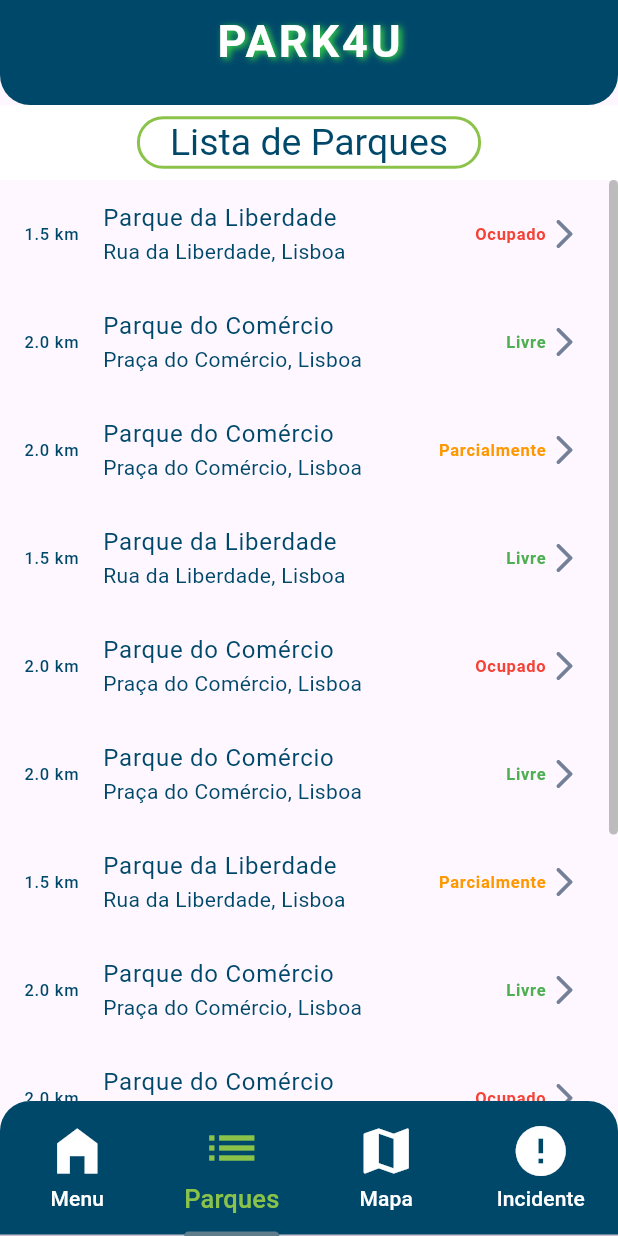
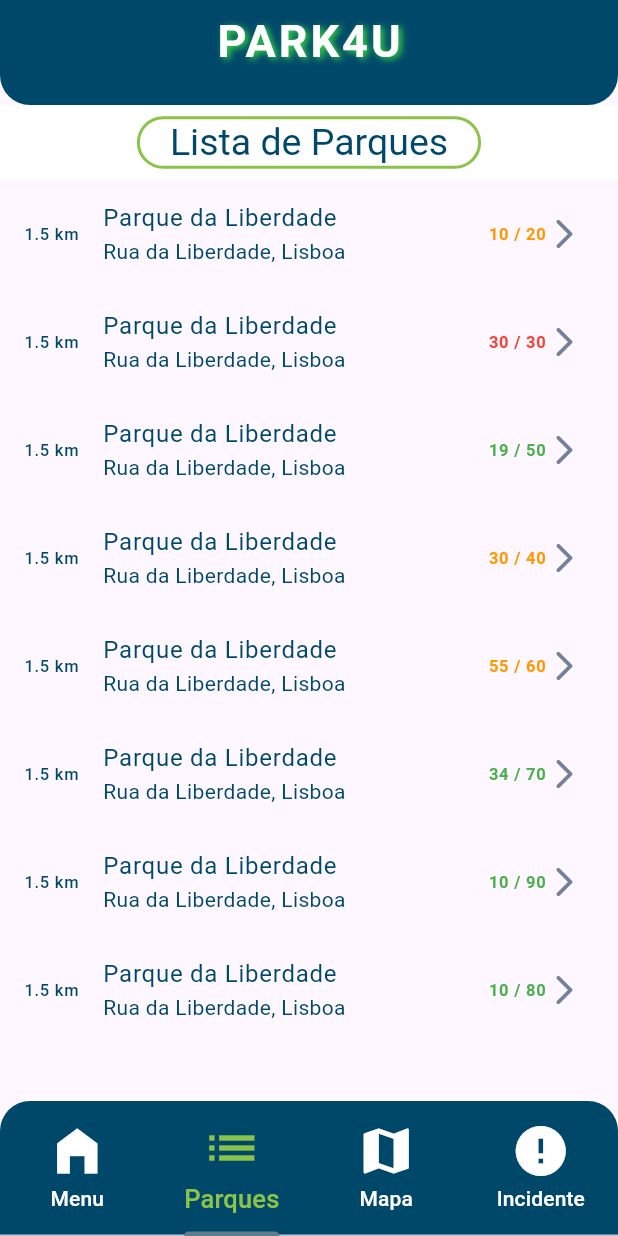
Before and after one commit to Tomfibacarrico03/app_estacionamento_22104735_22107603, a Flutter app: the screen it shows after launch, item 2 of the bottom bar chosen, on a phone screen of 412 x 824 dp. Run offline on Flutter 3.47's test engine with Material 3 defaults, Android fonts, the light colour scheme and no system bars; Roboto replaces fonts that are missing (Arial).

Commit message:
Alteração do max e min ocupacao e inicio de registo de incidentes

```diff
--- a/lib/detalhes.dart
+++ b/lib/detalhes.dart
@@ -161,7 +161,7 @@
                         fontWeight: FontWeight.bold),
                   ),
                   Text(
-                    parque.ocupado,
+                    parque.getOcupacao(),
                     style: const TextStyle(
                         color: Color(0xff696969),
                         fontSize: 16,
@@ -196,7 +196,7 @@
                     // Outras personalizações podem ser aplicadas aqui
                   ),
                   onPressed: () {
-                    Navigator.push(context, MaterialPageRoute(builder: (context)=>const Incidentes()),);
+                    Navigator.push(context, MaterialPageRoute(builder: (context)=>const RegistarIncidentes()),);
                   },
                   child: const Text('Registrar Incidente',style: TextStyle(color: Color(0xFFFFFFFF),fontWeight: FontWeight.w600),),
                 ),
--- a/lib/globals.dart
+++ b/lib/globals.dart
@@ -2,16 +2,12 @@
 import 'classes/estacionamento.dart';
 
 final List<Estacionamento> listaDeParques = [
-  Estacionamento(nome: 'Parque da Liberdade', endereco: 'Rua da Liberdade, Lisboa', ocupado: 'Ocupado', distancia: 1.5, urlImagem: 'https://source.unsplash.com/random/1900x900/?parking', tipo: '', preco: 0.0),
-  Estacionamento(nome: 'Parque do Comércio', endereco: 'Praça do Comércio, Lisboa', ocupado: 'Livre', distancia: 2.0, urlImagem: 'https://source.unsplash.com/random/1900x900/?parking', tipo: '', preco: 0.0),
-  Estacionamento(nome: 'Parque do Comércio', endereco: 'Praça do Comércio, Lisboa', ocupado: 'Parcialmente', distancia: 2.0, urlImagem: 'https://source.unsplash.com/random/1900x900/?parking', tipo: '', preco: 0.0),
-  Estacionamento(nome: 'Parque da Liberdade', endereco: 'Rua da Liberdade, Lisboa', ocupado: 'Livre', distancia: 1.5, urlImagem: 'https://source.unsplash.com/random/1900x900/?parking', tipo: '', preco: 0.0),
-  Estacionamento(nome: 'Parque do Comércio', endereco: 'Praça do Comércio, Lisboa', ocupado: 'Ocupado', distancia: 2.0, urlImagem: 'https://source.unsplash.com/random/1900x900/?parking', tipo: '', preco: 0.0),
-  Estacionamento(nome: 'Parque do Comércio', endereco: 'Praça do Comércio, Lisboa', ocupado: 'Livre', distancia: 2.0, urlImagem: 'https://source.unsplash.com/random/1900x900/?parking', tipo: '', preco: 0.0),
-  Estacionamento(nome: 'Parque da Liberdade', endereco: 'Rua da Liberdade, Lisboa', ocupado: 'Parcialmente', distancia: 1.5, urlImagem: 'https://source.unsplash.com/random/1900x900/?parking', tipo: '', preco: 0.0),
-  Estacionamento(nome: 'Parque do Comércio', endereco: 'Praça do Comércio, Lisboa', ocupado: 'Livre', distancia: 2.0, urlImagem: 'https://source.unsplash.com/random/1900x900/?parking', tipo: '', preco: 0.0),
-  Estacionamento(nome: 'Parque do Comércio', endereco: 'Praça do Comércio, Lisboa', ocupado: 'Ocupado', distancia: 2.0, urlImagem: 'https://source.unsplash.com/random/1900x900/?parking', tipo: '', preco: 0.0),
-  Estacionamento(nome: 'Parque da Liberdade', endereco: 'Rua da Liberdade, Lisboa', ocupado: 'Parcialmente', distancia: 1.5, urlImagem: 'https://source.unsplash.com/random/1900x900/?parking', tipo: '', preco: 0.0),
-  Estacionamento(nome: 'Parque do Comércio', endereco: 'Praça do Comércio, Lisboa', ocupado: 'Ocupado', distancia: 2.0, urlImagem: 'https://source.unsplash.com/random/1900x900/?parking', tipo: '', preco: 0.0),
-  Estacionamento(nome: 'Parque do Comércio', endereco: 'Praça do Comércio, Lisboa', ocupado: 'Parcialmente', distancia: 2.0, urlImagem: 'https://source.unsplash.com/random/1900x900/?parking', tipo: '', preco: 0.0),
+  Estacionamento(nome: 'Parque da Liberdade', endereco: 'Rua da Liberdade, Lisboa', maximoOcupacao: 20,atualOcupacao: 10, distancia: 1.5, urlImagem: 'https://source.unsplash.com/random/1900x900/?parking', tipo: 'Superficial', preco: 0.0),
+  Estacionamento(nome: 'Parque da Liberdade', endereco: 'Rua da Liberdade, Lisboa', maximoOcupacao: 30,atualOcupacao: 30, distancia: 1.5, urlImagem: 'https://source.unsplash.com/random/1900x900/?parking', tipo: 'Coberto', preco: 0.0),
+  Estacionamento(nome: 'Parque da Liberdade', endereco: 'Rua da Liberdade, Lisboa', maximoOcupacao: 50,atualOcupacao: 19, distancia: 1.5, urlImagem: 'https://source.unsplash.com/random/1900x900/?parking', tipo: 'Coberto', preco: 0.0),
+  Estacionamento(nome: 'Parque da Liberdade', endereco: 'Rua da Liberdade, Lisboa', maximoOcupacao: 40,atualOcupacao: 30, distancia: 1.5, urlImagem: 'https://source.unsplash.com/random/1900x900/?parking', tipo: 'Superficial', preco: 0.0),
+  Estacionamento(nome: 'Parque da Liberdade', endereco: 'Rua da Liberdade, Lisboa', maximoOcupacao: 60,atualOcupacao: 55, distancia: 1.5, urlImagem: 'https://source.unsplash.com/random/1900x900/?parking', tipo: 'Coberto', preco: 0.0),
+  Estacionamento(nome: 'Parque da Liberdade', endereco: 'Rua da Liberdade, Lisboa', maximoOcupacao: 70,atualOcupacao: 34, distancia: 1.5, urlImagem: 'https://source.unsplash.com/random/1900x900/?parking', tipo: 'Superficial', preco: 0.0),
+  Estacionamento(nome: 'Parque da Liberdade', endereco: 'Rua da Liberdade, Lisboa', maximoOcupacao: 90,atualOcupacao: 10, distancia: 1.5, urlImagem: 'https://source.unsplash.com/random/1900x900/?parking', tipo: 'Coberto', preco: 0.0),
+  Estacionamento(nome: 'Parque da Liberdade', endereco: 'Rua da Liberdade, Lisboa', maximoOcupacao: 80,atualOcupacao: 10, distancia: 1.5, urlImagem: 'https://source.unsplash.com/random/1900x900/?parking', tipo: 'Superficial', preco: 0.0),
 ];
--- a/lib/main.dart
+++ b/lib/main.dart
@@ -59,7 +59,7 @@
             MenuPage(),
             Parques(),
             Mapa(),
-            Incidentes(),
+            RegistarIncidentes(),
           ],
         ),
         // Move TabBar to bottomNavigationBar+
--- a/lib/parques.dart
+++ b/lib/parques.dart
@@ -62,16 +62,17 @@
                 );
               },
               child: ListTile(
+
                 title: Text(estacionamento.nome, style: const TextStyle(color: Color(0xFF00486A))),
                 subtitle: Text(estacionamento.endereco, style: const TextStyle(color: Color(0xFF00486A))),
-                trailing: Row(
+                trailing:  Row(
                   mainAxisSize: MainAxisSize.min,
                   children: [
                     Text(
-                      estacionamento.ocupado,
-                      style: TextStyle(
-                        color: getColorForStatus(estacionamento.ocupado), // Função para definir a cor com base no estado de ocupação
+                      estacionamento.getOcupacao(),
+                      style:  TextStyle(
                         fontWeight: FontWeight.bold,
+                        color : getColorForStatus(estacionamento),
                       ),
                     ),
                     const Icon(Icons.arrow_forward_ios_rounded, color: Color(0xFF747F98)),
@@ -89,15 +90,21 @@
 }
 
 
-Color getColorForStatus(String status) {
-  switch (status) {
-    case 'Ocupado':
-      return Colors.red;
-    case 'Parcialmente':
-      return Colors.orange;
-    case 'Livre':
-      return Colors.green;
-    default:
-      return Colors.grey; // Cor padrão para status desconhecido
+Color getColorForStatus(Estacionamento parque) {
+  // Verifica se a ocupação atual é igual ao máximo de ocupação
+  if (parque.atualOcupacao == parque.maximoOcupacao) {
+    return Colors.red;
+  }
+  // Verifica se a ocupação atual é maior ou igual à metade da máxima ocupação
+  else if (parque.atualOcupacao! >= parque.maximoOcupacao! / 2) {
+    return Colors.orange;
+  }
+  // Verifica se a ocupação atual é menor que a metade da máxima ocupação
+  else if (parque.atualOcupacao! < parque.maximoOcupacao! / 2) {
+    return Colors.green;
+  }
+  // Retorna uma cor padrão para qualquer outro caso não contemplado acima
+  else {
+    return Colors.grey;
   }
 }
```
Also changed, not shown: lib/classes/dropDown.dart (added, +42 -0 lines), lib/classes/estacionamento.dart (+13 -2 lines), lib/registarincidente.dart (+53 -6 lines).
